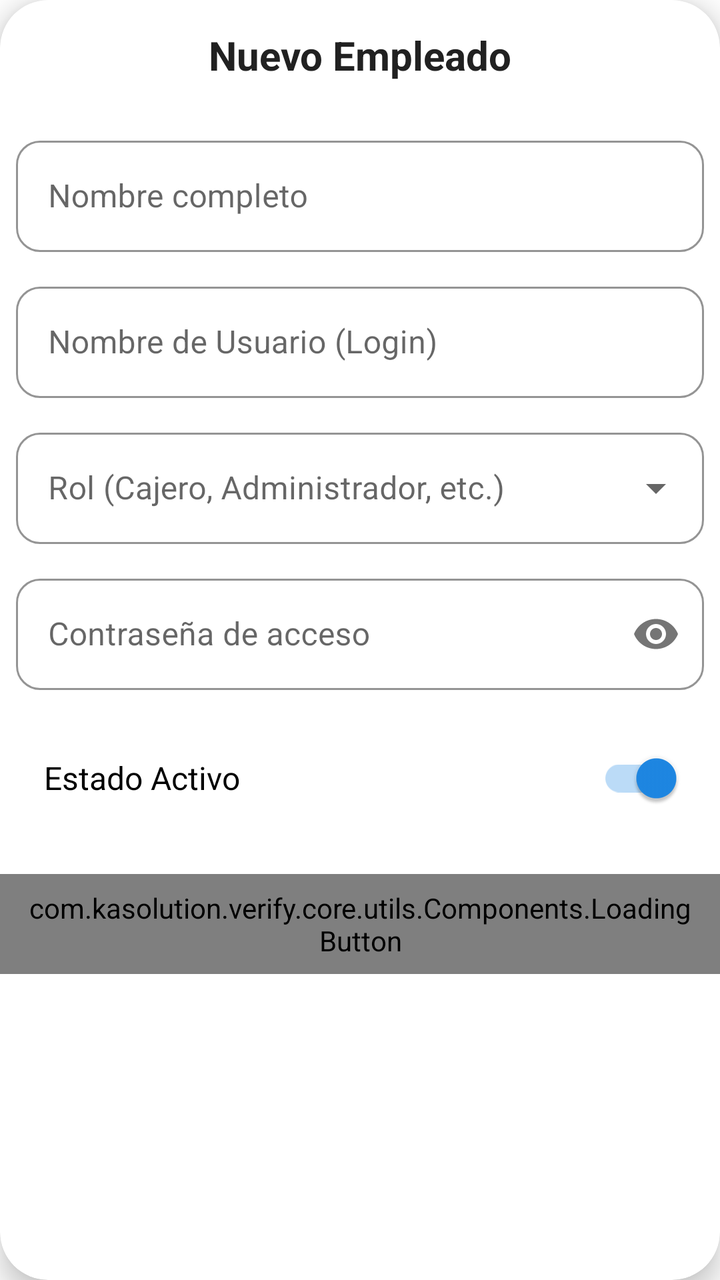
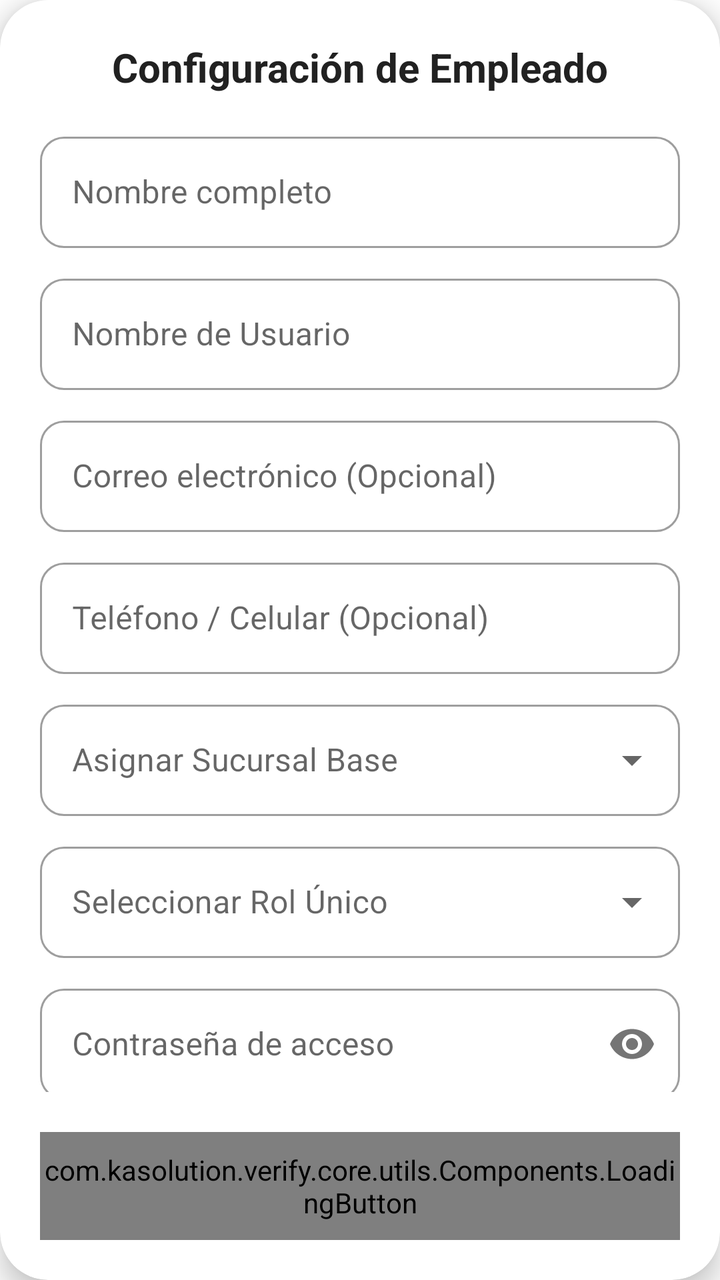

An Android layout rendered at two revisions. The XML below is the earlier revision; the diff shows what the commit changed to produce the second picture.
<!-- AndroidManifest.xml: application theme Theme.VERIFY -->
<!-- res/layout/fragment_empleados_form_dialog.xml -->
<?xml version="1.0" encoding="utf-8"?>
<com.google.android.material.card.MaterialCardView xmlns:android="http://schemas.android.com/apk/res/android"
    xmlns:app="http://schemas.android.com/apk/res-auto"
    android:layout_width="match_parent"
    android:layout_height="wrap_content"
    android:layout_margin="16dp"
    android:backgroundTint="@color/white_pure"
    android:padding="16dp"
    app:cardCornerRadius="24dp"
    app:cardElevation="8dp">

    <LinearLayout
        android:layout_width="match_parent"
        android:layout_height="wrap_content"
        android:orientation="vertical"
        android:paddingVertical="14dp">

        <TextView
            android:id="@+id/tv_dialog_title"
            android:layout_width="match_parent"
            android:layout_height="wrap_content"
            android:layout_marginBottom="16dp"
            android:gravity="center"
            android:text="Nuevo Empleado"
            android:textColor="@color/grey_text_dark"
            android:textSize="20sp"
            android:textStyle="bold" />

        <ScrollView
            android:layout_width="match_parent"
            android:layout_height="wrap_content">

            <LinearLayout
                android:layout_width="match_parent"
                android:layout_height="wrap_content"
                android:orientation="vertical"
                android:paddingHorizontal="8dp"
                android:paddingVertical="8dp">

                <com.google.android.material.textfield.TextInputLayout
                    android:id="@+id/til_FullName"
                    style="@style/Widget.MaterialComponents.TextInputLayout.OutlinedBox"
                    android:layout_width="match_parent"
                    android:layout_height="wrap_content"
                    android:layout_marginBottom="12dp"
                    app:boxCornerRadiusBottomEnd="12dp"
                    app:boxCornerRadiusBottomStart="12dp"
                    app:boxCornerRadiusTopEnd="12dp"
                    app:boxCornerRadiusTopStart="12dp"
                    app:boxStrokeColor="@color/blue_corporative_primary">

                    <com.google.android.material.textfield.TextInputEditText
                        android:id="@+id/et_full_name"
                        android:layout_width="match_parent"
                        android:layout_height="wrap_content"
                        android:hint="Nombre completo"
                        android:inputType="textPersonName" />
                </com.google.android.material.textfield.TextInputLayout>

                <com.google.android.material.textfield.TextInputLayout
                    android:id="@+id/til_UserName"
                    style="@style/Widget.MaterialComponents.TextInputLayout.OutlinedBox"
                    android:layout_width="match_parent"
                    android:layout_height="wrap_content"
                    android:layout_marginBottom="12dp"
                    app:boxCornerRadiusBottomEnd="12dp"
                    app:boxCornerRadiusBottomStart="12dp"
                    app:boxCornerRadiusTopEnd="12dp"
                    app:boxCornerRadiusTopStart="12dp"
                    app:boxStrokeColor="@color/blue_corporative_primary">

                    <com.google.android.material.textfield.TextInputEditText
                        android:id="@+id/et_username"
                        android:layout_width="match_parent"
                        android:layout_height="wrap_content"
                        android:hint="Nombre de Usuario (Login)"
                        android:inputType="text" />
                </com.google.android.material.textfield.TextInputLayout>

                <com.google.android.material.textfield.TextInputLayout
                    android:id="@+id/til_role"
                    style="@style/Widget.MaterialComponents.TextInputLayout.OutlinedBox.ExposedDropdownMenu"
                    android:layout_width="match_parent"
                    android:layout_height="wrap_content"
                    android:layout_marginBottom="12dp"
                    app:boxCornerRadiusBottomEnd="12dp"
                    app:boxCornerRadiusBottomStart="12dp"
                    app:boxCornerRadiusTopEnd="12dp"
                    app:boxCornerRadiusTopStart="12dp"
                    app:boxStrokeColor="@color/blue_corporative_primary"
                    app:hintTextColor="@color/blue_corporative_primary">

                    <AutoCompleteTextView
                        android:id="@+id/actv_role"
                        android:layout_width="match_parent"
                        android:layout_height="wrap_content"
                        android:hint="Rol (Cajero, Administrador, etc.)"
                        android:inputType="none"
                        android:popupBackground="@drawable/dropdown_menu_background" />
                </com.google.android.material.textfield.TextInputLayout>

                <com.google.android.material.textfield.TextInputLayout
                    android:id="@+id/til_password_dialog"
                    style="@style/Widget.MaterialComponents.TextInputLayout.OutlinedBox"
                    android:layout_width="match_parent"
                    android:layout_height="wrap_content"
                    android:layout_marginBottom="12dp"
                    app:boxCornerRadiusBottomEnd="12dp"
                    app:boxCornerRadiusBottomStart="12dp"
                    app:boxCornerRadiusTopEnd="12dp"
                    app:boxCornerRadiusTopStart="12dp"
                    app:boxStrokeColor="@color/blue_corporative_primary"
                    app:passwordToggleEnabled="true">

                    <com.google.android.material.textfield.TextInputEditText
                        android:id="@+id/et_password"
                        android:layout_width="match_parent"
                        android:layout_height="wrap_content"
                        android:hint="Contraseña de acceso"
                        android:inputType="textPassword" />
                </com.google.android.material.textfield.TextInputLayout>

                <androidx.appcompat.widget.SwitchCompat
                    android:id="@+id/sw_is_active"
                    android:layout_width="match_parent"
                    android:layout_height="wrap_content"
                    android:layout_marginTop="8dp"
                    android:buttonTint="@color/blue_corporative_primary"
                    android:checked="true"
                    android:paddingHorizontal="14dp"
                    android:text="Estado Activo"
                    android:textSize="16sp" />

            </LinearLayout>
        </ScrollView>

        <com.kasolution.verify.core.utils.Components.LoadingButton
            android:id="@+id/btn_save_employee"
            android:layout_width="match_parent"
            android:layout_height="50dp"
            android:layout_marginTop="16dp"
            android:paddingHorizontal="14dp"
            android:text="GUARDAR EMPLEADO"
            android:textColor="@color/white_pure"
            android:textSize="14sp"
            android:textStyle="bold"
            app:buttonColor="@color/blue_corporative_primary" />
    </LinearLayout>
</com.google.android.material.card.MaterialCardView>
<!-- resources referenced by this layout -->
<resources>
  <color name="blue_corporative_primary">#1E88E5</color>
  <color name="grey_text_dark">#212121</color>
  <color name="white_pure">#FFFFFF</color>
  <!-- drawable dropdown_menu_background (drawable) -->
  <?xml version="1.0" encoding="utf-8"?>
  <shape xmlns:android="http://schemas.android.com/apk/res/android">
      <solid android:color="@color/white_pure" /> <corners android:radius="12dp" />           <stroke
      android:width="1dp"
      android:color="@color/blue_corporative_primary" /> </shape>
  <style name="Theme.VERIFY" parent="Base.Theme.VERIFY" />
  <style name="Base.Theme.VERIFY" parent="Theme.MaterialComponents.Light.NoActionBar">
          <item name="colorPrimary">@color/blue_corporative_primary</item>
          <item name="colorPrimaryDark">@color/blue_corporative_primary</item>
          <item name="colorAccent">@color/blue_corporative_primary</item>
  
          <item name="android:statusBarColor">@color/blue_corporative_primary</item>
          <item name="android:windowLightStatusBar">false</item>
          <item name="android:windowDrawsSystemBarBackgrounds">true</item>
          <item name="android:windowTranslucentStatus">false</item>
  
          <item name="android:textColorPrimary">@color/grey_text_dark</item>
  
          <item name="bottomSheetDialogTheme">@style/CustomBottomSheetDialog</item>
      </style>
  <style name="CustomBottomSheetDialog" parent="Theme.Design.Light.BottomSheetDialog">
          <item name="android:windowIsFloating">false</item>
          <item name="bottomSheetStyle">@style/CustomBottomSheetStyle</item>
      </style>
  <style name="CustomBottomSheetStyle" parent="Widget.Design.BottomSheet.Modal">
          <item name="android:background">@drawable/bg_bottom_sheet</item>
          <item name="backgroundTint">@android:color/transparent</item>
      </style>
  <!-- drawable bg_bottom_sheet (drawable) -->
  <shape xmlns:android="http://schemas.android.com/apk/res/android">
      <solid android:color="@color/white_pure" />
      <corners android:topLeftRadius="20dp" android:topRightRadius="20dp" />
  </shape>
</resources>

<!-- the commit's change to res/layout/fragment_empleados_form_dialog.xml (unified diff, before → after) -->
@@ -5,7 +5,6 @@
     android:layout_height="wrap_content"
     android:layout_margin="16dp"
     android:backgroundTint="@color/white_pure"
-    android:padding="16dp"
     app:cardCornerRadius="24dp"
     app:cardElevation="8dp">
 
@@ -13,7 +12,7 @@
         android:layout_width="match_parent"
         android:layout_height="wrap_content"
         android:orientation="vertical"
-        android:paddingVertical="14dp">
+        android:padding="20dp">
 
         <TextView
             android:id="@+id/tv_dialog_title"
@@ -21,33 +20,33 @@
             android:layout_height="wrap_content"
             android:layout_marginBottom="16dp"
             android:gravity="center"
-            android:text="Nuevo Empleado"
+            android:text="Configuración de Empleado"
             android:textColor="@color/grey_text_dark"
             android:textSize="20sp"
             android:textStyle="bold" />
 
         <ScrollView
             android:layout_width="match_parent"
-            android:layout_height="wrap_content">
+            android:layout_height="0dp"
+            android:layout_weight="1"
+            android:scrollbars="none"
+            android:fadeScrollbars="false">
 
             <LinearLayout
                 android:layout_width="match_parent"
                 android:layout_height="wrap_content"
-                android:orientation="vertical"
-                android:paddingHorizontal="8dp"
-                android:paddingVertical="8dp">
+                android:orientation="vertical">
 
                 <com.google.android.material.textfield.TextInputLayout
                     android:id="@+id/til_FullName"
                     style="@style/Widget.MaterialComponents.TextInputLayout.OutlinedBox"
                     android:layout_width="match_parent"
                     android:layout_height="wrap_content"
-                    android:layout_marginBottom="12dp"
-                    app:boxCornerRadiusBottomEnd="12dp"
-                    app:boxCornerRadiusBottomStart="12dp"
-                    app:boxCornerRadiusTopEnd="12dp"
-                    app:boxCornerRadiusTopStart="12dp"
-                    app:boxStrokeColor="@color/blue_corporative_primary">
+                    android:layout_marginBottom="10dp"
+                    app:boxCornerRadiusBottomEnd="12dp"
+                    app:boxCornerRadiusBottomStart="12dp"
+                    app:boxCornerRadiusTopEnd="12dp"
+                    app:boxCornerRadiusTopStart="12dp">
 
                     <com.google.android.material.textfield.TextInputEditText
                         android:id="@+id/et_full_name"
@@ -62,54 +61,106 @@
                     style="@style/Widget.MaterialComponents.TextInputLayout.OutlinedBox"
                     android:layout_width="match_parent"
                     android:layout_height="wrap_content"
-                    android:layout_marginBottom="12dp"
+                    android:layout_marginBottom="10dp"
+                    app:boxCornerRadiusBottomEnd="12dp"
+                    app:boxCornerRadiusBottomStart="12dp"
+                    app:boxCornerRadiusTopEnd="12dp"
+                    app:boxCornerRadiusTopStart="12dp">
+
+                    <com.google.android.material.textfield.TextInputEditText
+                        android:id="@+id/et_username"
+                        android:layout_width="match_parent"
+                        android:layout_height="wrap_content"
+                        android:hint="Nombre de Usuario"
+                        android:inputType="text" />
+                </com.google.android.material.textfield.TextInputLayout>
+
+                <com.google.android.material.textfield.TextInputLayout
+                    android:id="@+id/til_email"
+                    style="@style/Widget.MaterialComponents.TextInputLayout.OutlinedBox"
+                    android:layout_width="match_parent"
+                    android:layout_height="wrap_content"
+                    android:layout_marginBottom="10dp"
+                    app:boxCornerRadiusBottomEnd="12dp"
+                    app:boxCornerRadiusBottomStart="12dp"
+                    app:boxCornerRadiusTopEnd="12dp"
+                    app:boxCornerRadiusTopStart="12dp">
+
+                    <com.google.android.material.textfield.TextInputEditText
+                        android:id="@+id/et_email"
+                        android:layout_width="match_parent"
+                        android:layout_height="wrap_content"
+                        android:hint="Correo electrónico (Opcional)"
+                        android:inputType="textEmailAddress" />
+                </com.google.android.material.textfield.TextInputLayout>
+
+                <com.google.android.material.textfield.TextInputLayout
+                    android:id="@+id/til_phone"
+                    style="@style/Widget.MaterialComponents.TextInputLayout.OutlinedBox"
+                    android:layout_width="match_parent"
+                    android:layout_height="wrap_content"
+                    android:layout_marginBottom="10dp"
+                    app:boxCornerRadiusBottomEnd="12dp"
+                    app:boxCornerRadiusBottomStart="12dp"
+                    app:boxCornerRadiusTopEnd="12dp"
+                    app:boxCornerRadiusTopStart="12dp">
+
+                    <com.google.android.material.textfield.TextInputEditText
+                        android:id="@+id/et_phone"
+                        android:layout_width="match_parent"
+                        android:layout_height="wrap_content"
+                        android:hint="Teléfono / Celular (Opcional)"
+                        android:inputType="phone" />
+                </com.google.android.material.textfield.TextInputLayout>
+
+                <com.google.android.material.textfield.TextInputLayout
+                    android:id="@+id/til_sucursal"
+                    style="@style/Widget.MaterialComponents.TextInputLayout.OutlinedBox.ExposedDropdownMenu"
+                    android:layout_width="match_parent"
+                    android:layout_height="wrap_content"
+                    android:layout_marginBottom="10dp"
+                    app:boxCornerRadiusBottomEnd="12dp"
+                    app:boxCornerRadiusBottomStart="12dp"
+                    app:boxCornerRadiusTopEnd="12dp"
+                    app:boxCornerRadiusTopStart="12dp">
+
+                    <AutoCompleteTextView
+                        android:id="@+id/actv_sucursal"
+                        android:layout_width="match_parent"
+                        android:layout_height="wrap_content"
+                        android:hint="Asignar Sucursal Base"
+                        android:inputType="none" />
+                </com.google.android.material.textfield.TextInputLayout>
+
+                <com.google.android.material.textfield.TextInputLayout
+                    android:id="@+id/til_roles"
+                    style="@style/Widget.MaterialComponents.TextInputLayout.OutlinedBox.ExposedDropdownMenu"
+                    android:layout_width="match_parent"
+                    android:layout_height="wrap_content"
+                    android:layout_marginBottom="10dp"
+                    app:boxCornerRadiusBottomEnd="12dp"
+                    app:boxCornerRadiusBottomStart="12dp"
+                    app:boxCornerRadiusTopEnd="12dp"
+                    app:boxCornerRadiusTopStart="12dp">
+
+                    <AutoCompleteTextView
+                        android:id="@+id/actv_roles"
+                        android:layout_width="match_parent"
+                        android:layout_height="wrap_content"
+                        android:hint="Seleccionar Rol Único"
+                        android:inputType="none" />
+                </com.google.android.material.textfield.TextInputLayout>
+
+                <com.google.android.material.textfield.TextInputLayout
+                    android:id="@+id/til_password_dialog"
+                    style="@style/Widget.MaterialComponents.TextInputLayout.OutlinedBox"
+                    android:layout_width="match_parent"
+                    android:layout_height="wrap_content"
+                    android:layout_marginBottom="10dp"
                     app:boxCornerRadiusBottomEnd="12dp"
                     app:boxCornerRadiusBottomStart="12dp"
                     app:boxCornerRadiusTopEnd="12dp"
                     app:boxCornerRadiusTopStart="12dp"
-                    app:boxStrokeColor="@color/blue_corporative_primary">
-
-                    <com.google.android.material.textfield.TextInputEditText
-                        android:id="@+id/et_username"
-                        android:layout_width="match_parent"
-                        android:layout_height="wrap_content"
-                        android:hint="Nombre de Usuario (Login)"
-                        android:inputType="text" />
-                </com.google.android.material.textfield.TextInputLayout>
-
-                <com.google.android.material.textfield.TextInputLayout
-                    android:id="@+id/til_role"
-                    style="@style/Widget.MaterialComponents.TextInputLayout.OutlinedBox.ExposedDropdownMenu"
-                    android:layout_width="match_parent"
-                    android:layout_height="wrap_content"
-                    android:layout_marginBottom="12dp"
-                    app:boxCornerRadiusBottomEnd="12dp"
-                    app:boxCornerRadiusBottomStart="12dp"
-                    app:boxCornerRadiusTopEnd="12dp"
-                    app:boxCornerRadiusTopStart="12dp"
-                    app:boxStrokeColor="@color/blue_corporative_primary"
-                    app:hintTextColor="@color/blue_corporative_primary">
-
-                    <AutoCompleteTextView
-                        android:id="@+id/actv_role"
-                        android:layout_width="match_parent"
-                        android:layout_height="wrap_content"
-                        android:hint="Rol (Cajero, Administrador, etc.)"
-                        android:inputType="none"
-                        android:popupBackground="@drawable/dropdown_menu_background" />
-                </com.google.android.material.textfield.TextInputLayout>
-
-                <com.google.android.material.textfield.TextInputLayout
-                    android:id="@+id/til_password_dialog"
-                    style="@style/Widget.MaterialComponents.TextInputLayout.OutlinedBox"
-                    android:layout_width="match_parent"
-                    android:layout_height="wrap_content"
-                    android:layout_marginBottom="12dp"
-                    app:boxCornerRadiusBottomEnd="12dp"
-                    app:boxCornerRadiusBottomStart="12dp"
-                    app:boxCornerRadiusTopEnd="12dp"
-                    app:boxCornerRadiusTopStart="12dp"
-                    app:boxStrokeColor="@color/blue_corporative_primary"
                     app:passwordToggleEnabled="true">
 
                     <com.google.android.material.textfield.TextInputEditText
@@ -120,16 +171,38 @@
                         android:inputType="textPassword" />
                 </com.google.android.material.textfield.TextInputLayout>
 
+                <com.google.android.material.textfield.TextInputLayout
+                    android:id="@+id/til_pin"
+                    style="@style/Widget.MaterialComponents.TextInputLayout.OutlinedBox"
+                    android:layout_width="match_parent"
+                    android:layout_height="wrap_content"
+                    android:layout_marginBottom="10dp"
+                    app:boxCornerRadiusBottomEnd="12dp"
+                    app:boxCornerRadiusBottomStart="12dp"
+                    app:boxCornerRadiusTopEnd="12dp"
+                    app:boxCornerRadiusTopStart="12dp"
+                    app:counterEnabled="true"
+                    app:counterMaxLength="6"
+                    app:helperText="Opcional: Para autorizar aperturas/gastos">
+
+                    <com.google.android.material.textfield.TextInputEditText
+                        android:id="@+id/et_pin"
+                        android:layout_width="match_parent"
+                        android:layout_height="wrap_content"
+                        android:hint="PIN de Autorización"
+                        android:inputType="numberPassword"
+                        android:maxLength="6" />
+                </com.google.android.material.textfield.TextInputLayout>
+
                 <androidx.appcompat.widget.SwitchCompat
                     android:id="@+id/sw_is_active"
                     android:layout_width="match_parent"
                     android:layout_height="wrap_content"
-                    android:layout_marginTop="8dp"
-                    android:buttonTint="@color/blue_corporative_primary"
+                    android:layout_marginTop="4dp"
                     android:checked="true"
-                    android:paddingHorizontal="14dp"
-                    android:text="Estado Activo"
-                    android:textSize="16sp" />
+                    android:paddingHorizontal="8dp"
+                    android:text="Estado del Empleado (Activo)"
+                    android:textSize="14sp" />
 
             </LinearLayout>
         </ScrollView>
@@ -137,13 +210,13 @@
         <com.kasolution.verify.core.utils.Components.LoadingButton
             android:id="@+id/btn_save_employee"
             android:layout_width="match_parent"
-            android:layout_height="50dp"
-            android:layout_marginTop="16dp"
-            android:paddingHorizontal="14dp"
-            android:text="GUARDAR EMPLEADO"
+            android:layout_height="54dp"
+            android:layout_marginTop="20dp"
+            android:text="GUARDAR CAMBIOS"
             android:textColor="@color/white_pure"
             android:textSize="14sp"
             android:textStyle="bold"
             app:buttonColor="@color/blue_corporative_primary" />
+
     </LinearLayout>
 </com.google.android.material.card.MaterialCardView>
<!-- resource entries referenced after the edit -->
@@ -3,12 +3,6 @@
   <color name="blue_corporative_primary">#1E88E5</color>
   <color name="grey_text_dark">#212121</color>
   <color name="white_pure">#FFFFFF</color>
-  <!-- drawable dropdown_menu_background (drawable) -->
-  <?xml version="1.0" encoding="utf-8"?>
-  <shape xmlns:android="http://schemas.android.com/apk/res/android">
-      <solid android:color="@color/white_pure" /> <corners android:radius="12dp" />           <stroke
-      android:width="1dp"
-      android:color="@color/blue_corporative_primary" /> </shape>
   <style name="Theme.VERIFY" parent="Base.Theme.VERIFY" />
   <style name="Base.Theme.VERIFY" parent="Theme.MaterialComponents.Light.NoActionBar">
           <item name="colorPrimary">@color/blue_corporative_primary</item>
